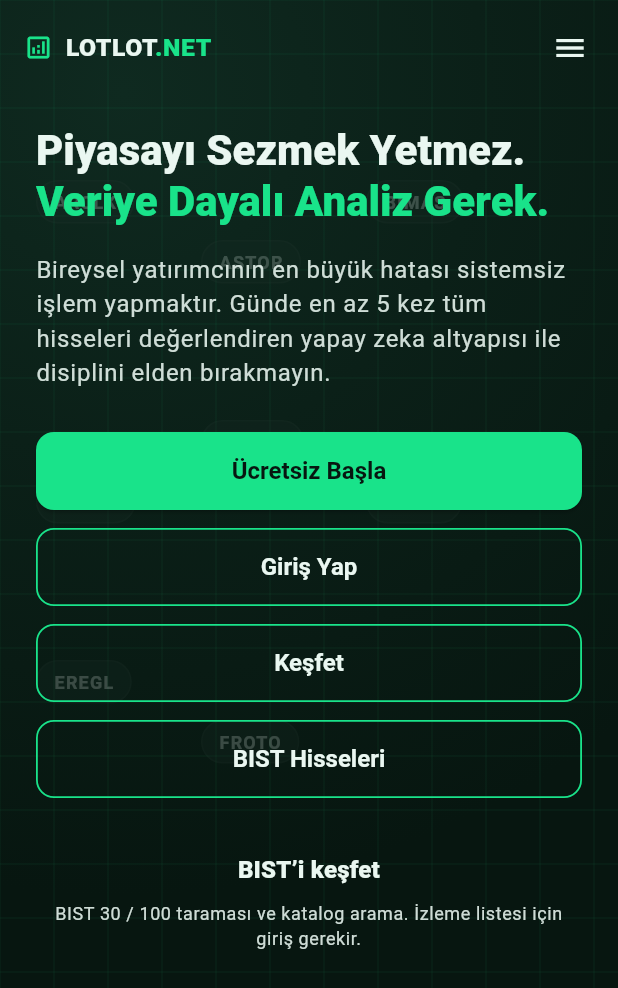
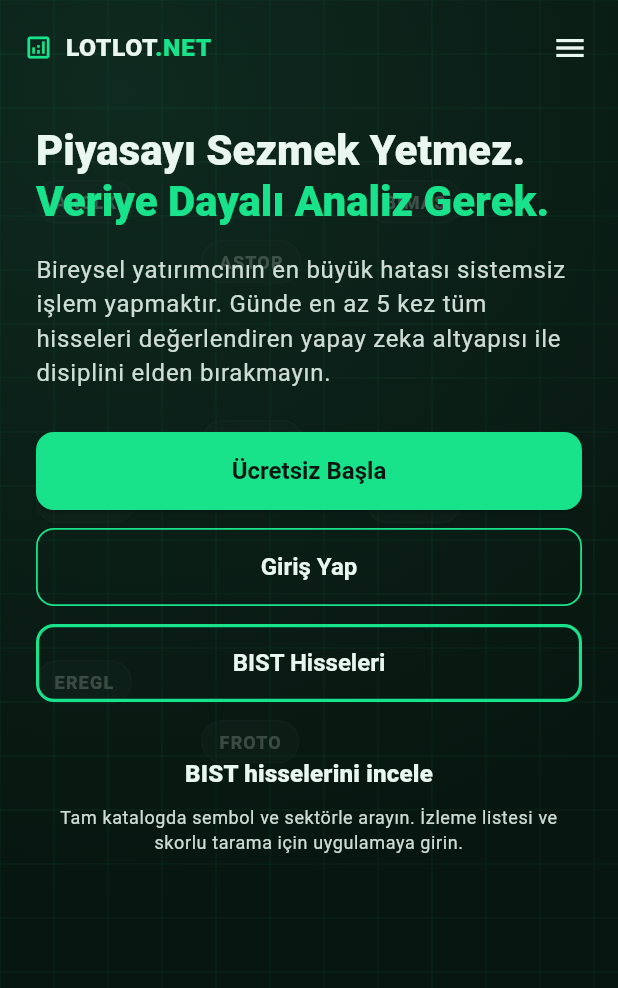
Before and after one commit to ersinarikan/bistmobile, a Flutter app: the screen it shows after launch, on a phone screen of 412 x 824 dp. Shown: the top 988 px of the screen. Run offline on Flutter 3.47's test engine with Material 3 defaults, Android fonts, the phone set to English and light mode, and no system bars; our stand-ins replace firebase_core, firebase_messaging, flutter_secure_storage, google_sign_in, in_app_purchase, permission_handler and 3 more; accounts and stored records are empty; network calls fail.

Commit message:
Polish BIST catalog and clarify landing browse vs forgot reset.
Accent catalog rows, drop landing Keşfet CTA with a thicker BIST outline, open password reset in an in-app browser with clear WEB_ONLY copy, and paint stock detail as public data arrives.

```diff
--- a/lib/features/landing/landing_screen.dart
+++ b/lib/features/landing/landing_screen.dart
@@ -64,17 +64,6 @@ class LandingScreen extends StatelessWidget {
                     );
                   },
                 ),
-                ListTile(
-                  title: const Text('Keşfet'),
-                  onTap: () {
-                    Navigator.pop(ctx);
-                    Navigator.of(context).push(
-                      MaterialPageRoute<void>(
-                        builder: (_) => const MainShell(initialTab: 1),
-                      ),
-                    );
-                  },
-                ),
               ],
               ListTile(
                 title: const Text('BIST Hisseleri'),
@@ -110,9 +99,18 @@ class LandingScreen extends StatelessWidget {
     final authenticated =
         context.watch<SessionController>().status == AuthStatus.authenticated;
 
-    final outline = OutlinedButton.styleFrom(
+    final outlineLogin = OutlinedButton.styleFrom(
       foregroundColor: LotlotColors.textPrimary,
       side: const BorderSide(color: LotlotColors.accent, width: 1.2),
+      minimumSize: const Size.fromHeight(52),
+      shape: RoundedRectangleBorder(
+        borderRadius: BorderRadius.circular(LotlotColors.radiusMd),
+      ),
+      textStyle: const TextStyle(fontWeight: FontWeight.w700, fontSize: 16),
+    );
+    final outlineBist = OutlinedButton.styleFrom(
+      foregroundColor: LotlotColors.textPrimary,
+      side: const BorderSide(color: LotlotColors.accent, width: 2.1),
       minimumSize: const Size.fromHeight(52),
       shape: RoundedRectangleBorder(
         borderRadius: BorderRadius.circular(LotlotColors.radiusMd),
@@ -225,7 +223,7 @@ class LandingScreen extends StatelessWidget {
                         ),
                         const SizedBox(height: 12),
                         OutlinedButton(
-                          style: outline,
+                          style: outlineLogin,
                           onPressed: () {
                             Navigator.of(context).push(
                               MaterialPageRoute<void>(
@@ -238,21 +236,9 @@ class LandingScreen extends StatelessWidget {
                           child: const Text('Giriş Yap'),
                         ),
                         const SizedBox(height: 12),
-                        OutlinedButton(
-                          style: outline,
-                          onPressed: () {
-                            Navigator.of(context).push(
-                              MaterialPageRoute<void>(
-                                builder: (_) => const MainShell(initialTab: 1),
-                              ),
-                            );
-                          },
-                          child: const Text('Keşfet'),
-                        ),
-                        const SizedBox(height: 12),
                       ],
                       OutlinedButton(
-                        style: outline,
+                        style: outlineBist,
                         onPressed: () {
                           Navigator.of(context).push(
                             MaterialPageRoute<void>(
@@ -264,7 +250,7 @@ class LandingScreen extends StatelessWidget {
                       ),
                       const SizedBox(height: 36),
                       Text(
-                        'BIST’i keşfet',
+                        'BIST hisselerini incele',
                         textAlign: TextAlign.center,
                         style: Theme.of(context).textTheme.titleMedium?.copyWith(
                               color: LotlotColors.textPrimary,
@@ -273,8 +259,8 @@ class LandingScreen extends StatelessWidget {
                       ),
                       const SizedBox(height: 8),
                       Text(
-                        'BIST 30 / 100 taraması ve katalog arama. '
-                        'İzleme listesi için giriş gerekir.',
+                        'Tam katalogda sembol ve sektörle arayın. '
+                        'İzleme listesi ve skorlu tarama için uygulamaya girin.',
                         textAlign: TextAlign.center,
                         style: Theme.of(context).textTheme.bodySmall?.copyWith(
                               color: LotlotColors.textSecondary,
--- a/pubspec.yaml
+++ b/pubspec.yaml
@@ -16,7 +16,7 @@ publish_to: 'none' # Remove this line if you wish to publish to pub.dev
 # https://developer.apple.com/library/archive/documentation/General/Reference/InfoPlistKeyReference/Articles/CoreFoundationKeys.html
 # In Windows, build-name is used as the major, minor, and patch parts
 # of the product and file versions while build-number is used as the build suffix.
-version: 1.0.0+51
+version: 1.0.0+52
 
 environment:
   sdk: ^3.12.2
```
Also changed, not shown: lib/features/auth/auth_screen.dart (+39 -5 lines), lib/features/stock/stock_detail_controller.dart (+29 -7 lines), lib/features/stock/stock_detail_screen.dart (+13 -8 lines), lib/features/stocks/stocks_search_screen.dart (+89 -27 lines), 1 other file.
